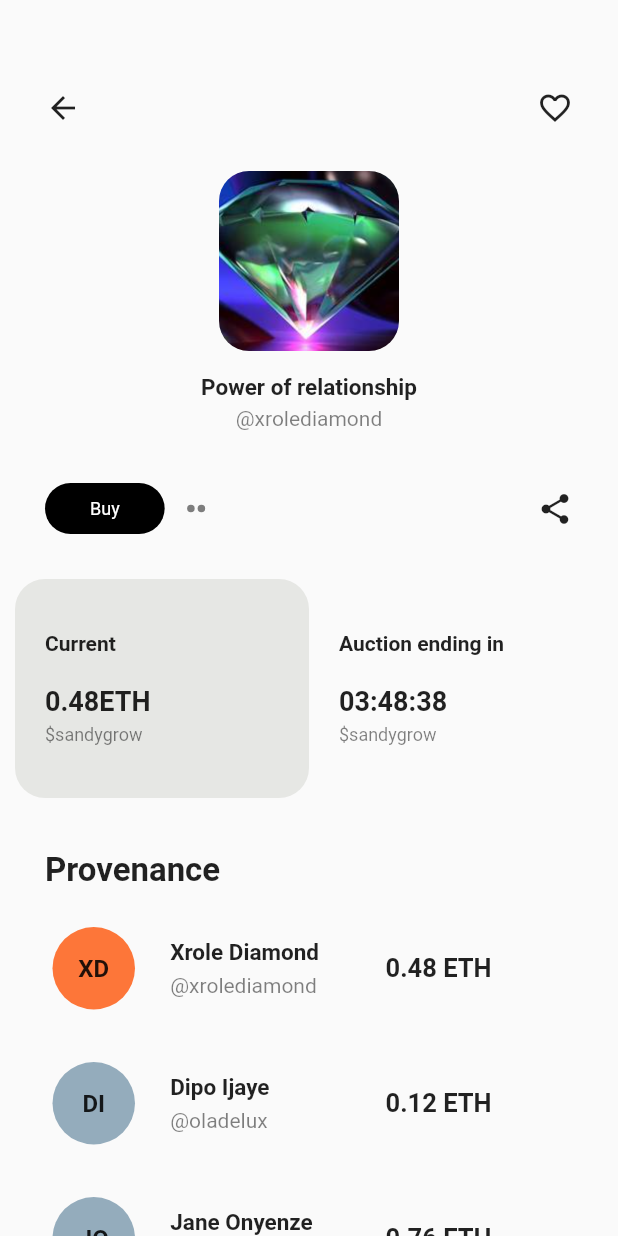
After one commit to XROLE/digital-currency-market, a Flutter app: the ItemDetailsPage screen opened directly with sample values from the repository, on a phone screen of 412 x 824 dp. The commit adds this screen. Run offline on Flutter 3.47's test engine with Material 2 defaults, Android fonts, the phone set to English and light mode, and no system bars.

Commit message:
design item details page

```diff
--- a/lib/data/category/trending.dart
+++ b/lib/data/category/trending.dart
@@ -2,9 +2,10 @@ class Trending {
   String name;
   String shortName;
   String userHandle;
+  num price;
   bool isFollowing;
 
-  Trending({this.name = ' ', this.shortName = '', this.userHandle = '', this.isFollowing = false});
+  Trending({this.name = ' ', this.shortName = '', this.userHandle = '', this.isFollowing = false, this.price = 0});
 }
 
 List<Trending> trendingList = [
@@ -13,53 +14,62 @@ List<Trending> trendingList = [
     shortName: 'XD',
     userHandle: '@xrolediamond',
     isFollowing: true,
+    price: 0.48,
   ),
   Trending(
     name: 'Dipo Ijaye',
     shortName: 'DI',
     userHandle: '@oladelux',
     isFollowing: false,
+    price: 0.12
   ),
   Trending(
     name: 'Jane Onyenze',
     shortName: 'JO',
     userHandle: '@jenywinto',
     isFollowing: false,
+    price: 0.76
   ),
   Trending(
     name: 'Ocha Kingss',
     shortName: 'OK',
     userHandle: '@malizy',
     isFollowing: true,
+    price: 0.32
   ),
   Trending(
     name: 'Sani Munkailu',
     shortName: 'SM',
     userHandle: '@sanidanger',
     isFollowing: false,
+    price: 0.45
   ),
   Trending(
     name: 'Paul Opia',
     shortName: 'PO',
     userHandle: '@pauloski',
     isFollowing: true,
+    price: 0.91
   ),
   Trending(
     name: 'Sani Munkailu',
     shortName: 'SM',
     userHandle: '@sanidanger',
     isFollowing: true,
+    price: 0.09
   ),
   Trending(
     name: 'Sani Munkailu',
     shortName: 'SM',
     userHandle: '@sanidanger',
     isFollowing: false,
+    price: 0.56
   ),
   Trending(
     name: 'Sani Munkailu',
     shortName: 'SM',
     userHandle: '@sanidanger',
     isFollowing: false,
+    price: 0.55
   ),
 ];
--- a/lib/ui/category/index.dart
+++ b/lib/ui/category/index.dart
@@ -1,5 +1,6 @@
 import 'package:dcm/data/category/cate_item.dart';
 import 'package:dcm/data/category/trending.dart';
+import 'package:dcm/ui/itemDetail/index.dart';
 import 'package:flutter/material.dart';
 import 'package:flutter/rendering.dart';
 
@@ -18,7 +19,9 @@ class CategoryPage extends StatelessWidget {
                 height: 55,
                 width: 55,
                 decoration: BoxDecoration(
-                  color: _trending.isFollowing ? Color.fromRGBO(253, 118, 57, 1) : Color.fromRGBO(148, 172, 188, 1),
+                  color: _trending.isFollowing
+                      ? Color.fromRGBO(253, 118, 57, 1)
+                      : Color.fromRGBO(148, 172, 188, 1),
                   shape: BoxShape.circle,
                 ),
                 child: Center(
@@ -55,14 +58,13 @@ class CategoryPage extends StatelessWidget {
                 width: 120,
                 decoration: BoxDecoration(
                   color: _trending.isFollowing ? Color.fromRGBO(199, 200, 202, 1) : Colors.white,
-                  border: _trending.isFollowing ? null : Border.all(color: Color.fromRGBO(199, 200, 202, 1)),
+                  border: _trending.isFollowing
+                      ? null
+                      : Border.all(color: Color.fromRGBO(199, 200, 202, 1)),
                   borderRadius: BorderRadius.circular(50),
                 ),
-                child: Row(
-                  mainAxisAlignment: MainAxisAlignment.center,
-                  children: [
-                  if(_trending.isFollowing)
-                  Icon(Icons.check, size: 20),
+                child: Row(mainAxisAlignment: MainAxisAlignment.center, children: [
+                  if (_trending.isFollowing) Icon(Icons.check, size: 20),
                   SizedBox(width: 8),
                   Text(
                     _trending.isFollowing ? 'Following' : 'Follow',
@@ -156,12 +158,18 @@ class CategoryPage extends StatelessWidget {
                             height: 120,
                             width: 120,
                             decoration: BoxDecoration(borderRadius: BorderRadius.circular(20)),
+                            child: GestureDetector(
+                              onTap: () {
+                                Navigator.push(context,
+                                    MaterialPageRoute(builder: (context) => ItemDetailsPage(cateItem: cateItemList[i],)));
+                              },
                               child: ClipRRect(
                                   borderRadius: BorderRadius.circular(20),
                                   child: Image.asset(
                                     cateItemList[i].imageUrl,
                                     fit: BoxFit.cover,
                                   )),
+                            ),
                           ),
                         ),
                         SizedBox(height: 15),
@@ -292,7 +300,7 @@ class CategoryPage extends StatelessWidget {
                 )),
             SizedBox(height: 15),
             Container(
-              height: _size.height -600,
+              height: _size.height - 600,
               child: ListView.builder(
                 padding: EdgeInsets.all(0),
                 itemCount: trendingList.length,
--- /dev/null
+++ b/lib/ui/itemDetail/index.dart
@@ -0,0 +1,242 @@
+import 'package:dcm/data/category/cate_item.dart';
+import 'package:dcm/data/category/trending.dart';
+import 'package:flutter/material.dart';
+
+class ItemDetailsPage extends StatelessWidget {
+  final CateItem? cateItem;
+  const ItemDetailsPage({Key? key, this.cateItem}) : super(key: key);
+
+  @override
+  Widget build(BuildContext context) {
+    return Scaffold(
+      body: SingleChildScrollView(
+        child: Container(
+          child: Column(
+            children: [
+              SizedBox(height: 60),
+              Padding(
+                padding: const EdgeInsets.symmetric(horizontal: 30),
+                child: Row(
+                  mainAxisAlignment: MainAxisAlignment.spaceBetween,
+                  children: [
+                    InkWell(
+                      onTap: () {
+                        Navigator.pop(context);
+                      },
+                      child: Icon(Icons.arrow_back),
+                    ),
+                    InkWell(
+                      onTap: () {},
+                      child: Icon(Icons.favorite_border_outlined),
+                    ),
+                  ],
+                ),
+              ),
+              SizedBox(height: 30),
+              Container(
+                child: Column(
+                  children: [
+                    Container(
+                      height: 120,
+                      width: 120,
+                      child: ClipRRect(
+                          borderRadius: BorderRadius.circular(20),
+                          child: Image.asset(
+                            cateItem?.imageUrl ?? '',
+                            fit: BoxFit.cover,
+                          )),
+                    ),
+                    SizedBox(height: 15),
+                    Container(
+                      child: Text(
+                        cateItem?.desc ?? '',
+                        style: TextStyle(fontSize: 15, fontWeight: FontWeight.bold),
+                      ),
+                    ),
+                    SizedBox(height: 4),
+                    Container(
+                      child: Text(
+                        cateItem?.userHandle ?? '',
+                        style: TextStyle(color: Colors.black.withOpacity(0.5)),
+                      ),
+                    ),
+                    SizedBox(height: 35),
+                    Container(
+                      padding: EdgeInsets.symmetric(horizontal: 30),
+                      child: Row(
+                        mainAxisAlignment: MainAxisAlignment.spaceBetween,
+                        children: [
+                          Container(
+                            child: Row(
+                              children: [
+                                Container(
+                                  padding: EdgeInsets.symmetric(horizontal: 30, vertical: 10),
+                                  decoration: BoxDecoration(
+                                      color: Colors.black, borderRadius: BorderRadius.circular(50)),
+                                  child: Text(
+                                    'Buy',
+                                    style: TextStyle(color: Colors.white, fontSize: 12),
+                                  ),
+                                ),
+                                SizedBox(width: 15),
+                                Container(
+                                  height: 5,
+                                  width: 5,
+                                  decoration: BoxDecoration(
+                                      color: Colors.black.withOpacity(0.5), shape: BoxShape.circle),
+                                ),
+                                SizedBox(width: 2),
+                                Container(
+                                  height: 5,
+                                  width: 5,
+                                  decoration: BoxDecoration(
+                                      color: Colors.black.withOpacity(0.5), shape: BoxShape.circle),
+                                ),
+                              ],
+                            ),
+                          ),
+                          Container(
+                            child: Icon(Icons.share),
+                          ),
+                        ],
+                      ),
+                    ),
+                    SizedBox(height: 30),
+                    Container(
+                      padding: EdgeInsets.symmetric(horizontal: 10),
+                      child: Row(
+                        mainAxisAlignment: MainAxisAlignment.spaceBetween,
+                        children: [
+                          Expanded(
+                            child: Container(
+                                padding: EdgeInsets.symmetric(horizontal: 20, vertical: 35),
+                                decoration: BoxDecoration(
+                                    color: Color.fromRGBO(230, 231, 228, 1),
+                                    borderRadius: BorderRadius.circular(20)),
+                                child: Column(
+                                  crossAxisAlignment: CrossAxisAlignment.start,
+                                  children: [
+                                    Text(
+                                      'Current',
+                                      style: TextStyle(fontWeight: FontWeight.bold),
+                                    ),
+                                    SizedBox(height: 20),
+                                    Text('0.48ETH',
+                                        style: TextStyle(fontWeight: FontWeight.bold, fontSize: 18)),
+                                    SizedBox(height: 5),
+                                    Text('\$sandygrow',
+                                        style: TextStyle(
+                                            color: Colors.black.withOpacity(0.5), fontSize: 12)),
+                                  ],
+                                )),
+                          ),
+                          Expanded(
+                            child: Container(
+                                padding: EdgeInsets.symmetric(horizontal: 20, vertical: 35),
+                                child: Column(
+                                  crossAxisAlignment: CrossAxisAlignment.start,
+                                  children: [
+                                    Text(
+                                      'Auction ending in',
+                                      style: TextStyle(fontWeight: FontWeight.bold),
+                                    ),
+                                    SizedBox(height: 20),
+                                    Text('03:48:38',
+                                        style: TextStyle(fontWeight: FontWeight.bold, fontSize: 18)),
+                                    SizedBox(height: 5),
+                                    Text('\$sandygrow',
+                                        style: TextStyle(
+                                            color: Colors.black.withOpacity(0.5), fontSize: 12))
+                                  ],
+                                )),
+                          ),
+                        ],
+                      ),
+                    ),
+                    SizedBox(height: 35),
+                    Container(
+                        padding: EdgeInsets.symmetric(horizontal: 30),
+                        alignment: Alignment.topLeft,
+                        child: Text(
+                          'Provenance',
+                          style: TextStyle(fontSize: 22, fontWeight: FontWeight.bold),
+                        )),
+                    SizedBox(height: 25),
+                    Container(
+                      height: 850,
+                      padding: EdgeInsets.symmetric(horizontal: 25),
+                      child: ListView.builder(
+                        physics: NeverScrollableScrollPhysics(),
+                        padding: EdgeInsets.all(0),
+                        itemCount: trendingList.length,
+                        itemBuilder: (context, i) => _buildProvenanceTile(trendingList[i]),
+                      ),
+                    ),
+                  ],
+                ),
+              ),
+            ],
+          ),
+        ),
+      ),
+    );
+  }
+}
+
+Widget _buildProvenanceTile(Trending _trending) {
+  return Column(
+    children: [
+      Container(
+        padding: EdgeInsets.symmetric(horizontal: 10),
+        child: Row(
+          mainAxisAlignment: MainAxisAlignment.spaceBetween,
+          children: [
+            Container(
+              height: 55,
+              width: 55,
+              decoration: BoxDecoration(
+                color: _trending.isFollowing
+                    ? Color.fromRGBO(253, 118, 57, 1)
+                    : Color.fromRGBO(148, 172, 188, 1),
+                shape: BoxShape.circle,
+              ),
+              child: Center(
+                  child: Text(
+                _trending.shortName,
+                style: TextStyle(fontWeight: FontWeight.bold, fontSize: 16),
+              )),
+            ),
+            Container(
+              width: 120,
+              child: Column(
+                crossAxisAlignment: CrossAxisAlignment.start,
+                children: [
+                  Container(
+                    alignment: Alignment.centerLeft,
+                    child: Text(
+                      _trending.name,
+                      style: TextStyle(fontSize: 15, fontWeight: FontWeight.bold),
+                    ),
+                  ),
+                  SizedBox(height: 5),
+                  Container(
+                    alignment: Alignment.centerLeft,
+                    child: Text(
+                      _trending.userHandle,
+                      style: TextStyle(color: Colors.black.withOpacity(0.5)),
+                    ),
+                  ),
+                ],
+              ),
+            ),
+            Container(
+              width: 120,
+              child: Text('${_trending.price} ETH', style: TextStyle(fontSize: 17, fontWeight: FontWeight.bold),)
+            ),
+          ],
+        ),
+      ),
+      SizedBox(height: 35),
+    ],
+  );
+}
```
Lines whose indentation alone changed are shown as unchanged.
